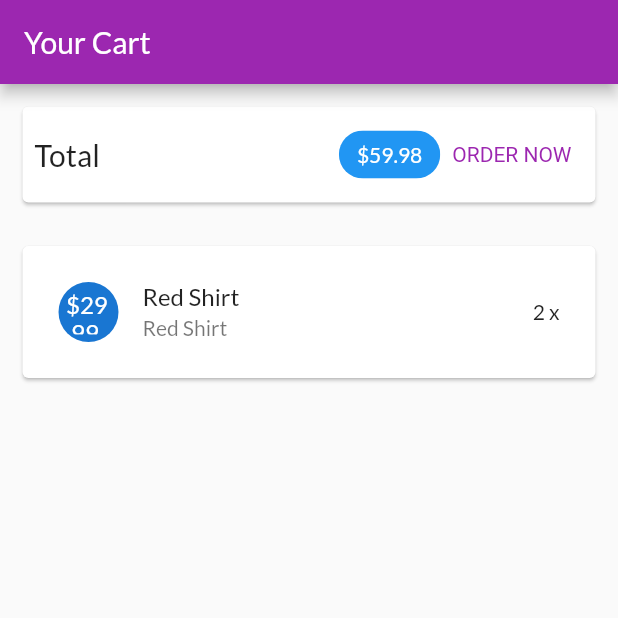
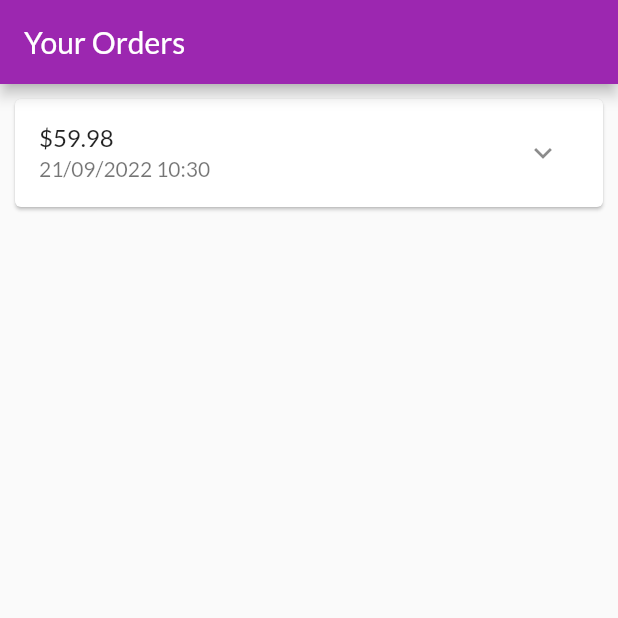
Before and after one commit to TienZona/MyShop, a Flutter app: the screen it shows after launch, on a phone screen of 412 x 824 dp, the top half of it. Run offline on Flutter 3.47's test engine with Material 2 defaults, Android fonts, the phone set to English and light mode, and no system bars.

Commit message:
Xay dung trang cac dat hang

```diff
--- a/lib/main.dart
+++ b/lib/main.dart
@@ -1,4 +1,5 @@
 import 'package:flutter/material.dart';
+import 'package:myapp/ui/orders/orders_screen.dart';
 import 'package:myapp/ui/products/user_products_screen.dart';
 
 import 'ui/products/products_manager.dart';
@@ -27,7 +28,7 @@ class MyApp extends StatelessWidget {
         ),
       ),
       home: const SafeArea(
-        child: CartScreen(),
+        child: OrdersScreen(),
       )
     );
   }
--- a/lib/models/order_item.dart
+++ b/lib/models/order_item.dart
@@ -0,0 +1,34 @@
+import 'cart_item.dart';
+
+class OrderItem {
+  final String? id;
+  final double amount;
+  final List<CartItem> products;
+  final DateTime dateTime;
+
+
+  int get productCount {
+    return products.length;
+  }
+
+  OrderItem({
+    this.id,
+    required this.amount,
+    required this.products,
+    DateTime? dateTime,
+  }) : dateTime = dateTime ?? DateTime.now();
+
+  OrderItem copyWith({
+    String? id,
+    double? amount,
+    List<CartItem>? products,
+    DateTime? dateTime,
+  }) {
+    return OrderItem(
+      id: id ?? this.id,
+      amount: amount ?? this.amount,
+      products: products ?? this.products,
+      dateTime: dateTime ?? this.dateTime
+    );
+  }
+}
--- /dev/null
+++ b/lib/ui/orders/order_item_cart.dart
@@ -0,0 +1,80 @@
+import 'dart:math';
+
+import 'package:flutter/material.dart';
+import 'package:intl/intl.dart';
+import '../../models/order_item.dart';
+
+class OrderItemCard extends StatefulWidget {
+  final OrderItem order;
+
+  const OrderItemCard(this.order, {super.key});
+
+  @override
+  State<OrderItemCard> createState() => _OrderItemCardState();
+}
+
+class _OrderItemCardState extends State<OrderItemCard> {
+  var _expanded = false;
+
+  @override
+  Widget build(BuildContext context){
+    return Card(
+      margin: const EdgeInsets.all(10),
+      child: Column(
+        children: <Widget>[
+          buildOrderSumary(),
+          if(_expanded) buildOrderDetails()
+        ],
+      ),
+    );
+  }
+
+
+  Widget buildOrderDetails(){
+    return Container(
+      padding: const EdgeInsets.symmetric(horizontal: 15, vertical: 4),
+      child: ListView(
+        children: widget.order.products
+          .map(
+            (prod) => Row(
+              mainAxisAlignment: MainAxisAlignment.spaceBetween,
+              children: <Widget>[
+                Text(
+                  prod.title,
+                  style: const TextStyle(
+                    fontSize: 18,
+                    fontWeight: FontWeight.bold
+                  ),
+                ),
+                Text(
+                  '${prod.quantity}x \$${prod.price}',
+                  style: const TextStyle(
+                    fontSize: 18,
+                    color: Colors.grey,
+                  ),
+                )
+              ],
+            )
+          )
+          .toList(),
+      ),
+    );
+  }
+
+  Widget buildOrderSumary(){
+    return ListTile(
+      title:  Text('\$${widget.order.amount}'),
+      subtitle: Text(
+        DateFormat('dd/MM/yyyy hh:mm').format(widget.order.dateTime)
+      ),
+      trailing:  IconButton(
+        icon: Icon(_expanded ? Icons.expand_less : Icons.expand_more),
+        onPressed: () {
+          setState(() {
+            _expanded = ! _expanded;
+          });
+        },
+      ),
+    );
+  }
+}
--- /dev/null
+++ b/lib/ui/orders/orders_manager.dart
@@ -0,0 +1,30 @@
+import 'package:flutter/cupertino.dart';
+
+import '../../models/cart_item.dart';
+import '../../models/order_item.dart';
+
+class OrdersManager with ChangeNotifier {
+  final List<OrderItem> _orders = [
+    OrderItem(
+      id: 'o1',
+      amount: 59.98,
+      products: [
+        CartItem(
+          id:  'c1',
+          title: 'Red Shirt',
+          price: 29.99,
+          quantity: 2,
+        )
+      ],
+      dateTime: DateTime.now(),
+    )
+  ];
+
+  int get orderCount {
+    return _orders.length;
+  }
+
+  List<OrderItem> get orders {
+    return [..._orders];
+  }
+}
--- /dev/null
+++ b/lib/ui/orders/orders_screen.dart
@@ -0,0 +1,24 @@
+import 'package:flutter/material.dart';
+
+import 'orders_manager.dart';
+import 'order_item_cart.dart';
+
+class OrdersScreen extends StatelessWidget {
+  const OrdersScreen({super.key});
+
+  @override
+  Widget build(BuildContext context){
+    print('building orders');
+    final ordersManager = OrdersManager();
+
+    return Scaffold(
+      appBar: AppBar(
+        title: const Text('Your Orders'),
+      ),
+      body: ListView.builder(
+        itemCount: ordersManager.orderCount,
+        itemBuilder: (ctx, i) => OrderItemCard(ordersManager.orders[i]),
+      ),
+    );
+  }
+}
--- a/pubspec.yaml
+++ b/pubspec.yaml
@@ -11,6 +11,7 @@ dependencies:
     sdk: flutter
 
   cupertino_icons: ^1.0.2
+  intl: ^0.17.0
 
 dev_dependencies:
   flutter_test:
```
Also changed, not shown: pubspec.lock.
